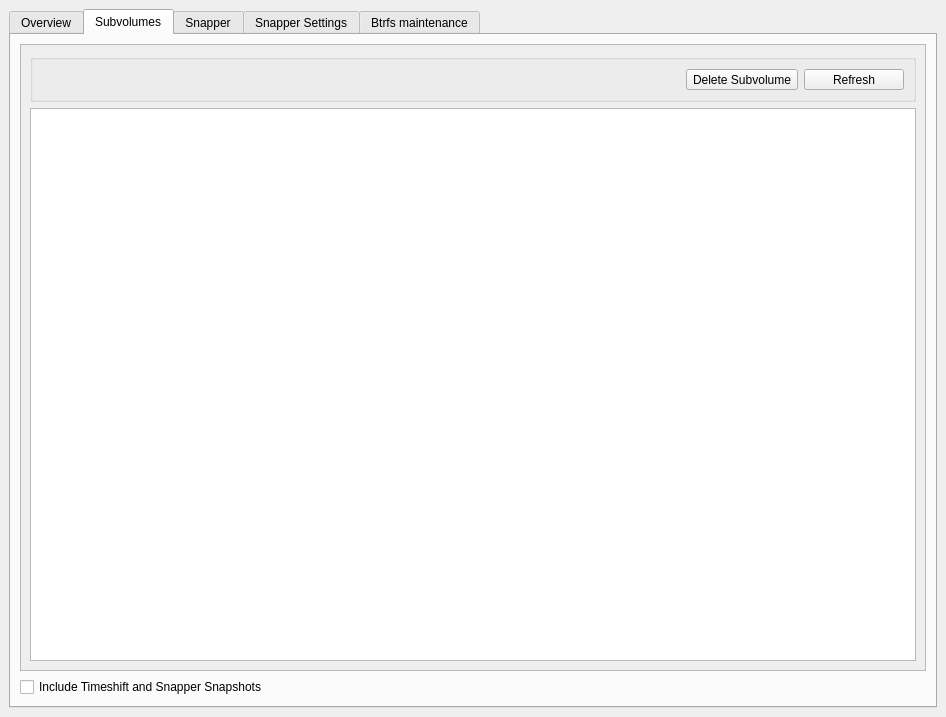
First picture: the form in btrfs-assistant.ui, repository bkmo/btrfs-assistant-bkmo, before the edit.
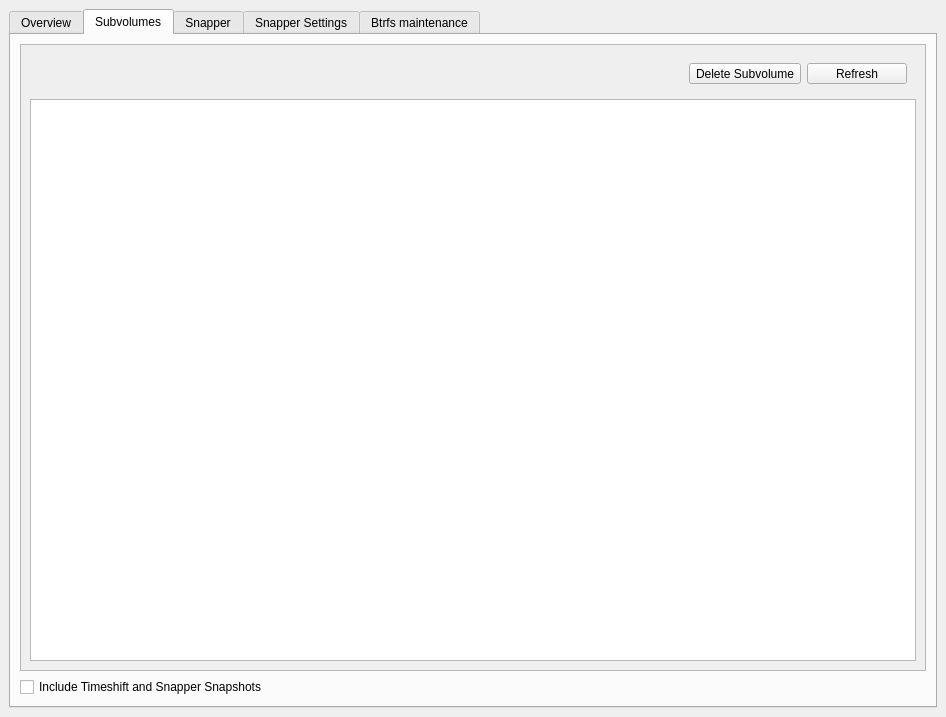
Second picture: the form after the edit. The open tabs and pages were chosen to show the change. Icons and pictures are not drawn.

Commit message: Borderless Frame Options

Patch:
```diff
--- a/btrfs-assistant.ui
+++ b/btrfs-assistant.ui
@@ -473,10 +473,7 @@
            </property>
            <layout class="QGridLayout" name="gridLayout_10">
             <item row="0" column="0">
-             <widget class="QGroupBox" name="groupBox">
-              <property name="title">
-               <string/>
-              </property>
+             <widget class="QFrame" name="frame_subvolumesOptions">
               <layout class="QHBoxLayout" name="horizontalLayout_9">
                <item>
                 <spacer name="horizontalSpacer_9">
```
Left out of the diff: 20 changed lines with no effect on the pictures.
